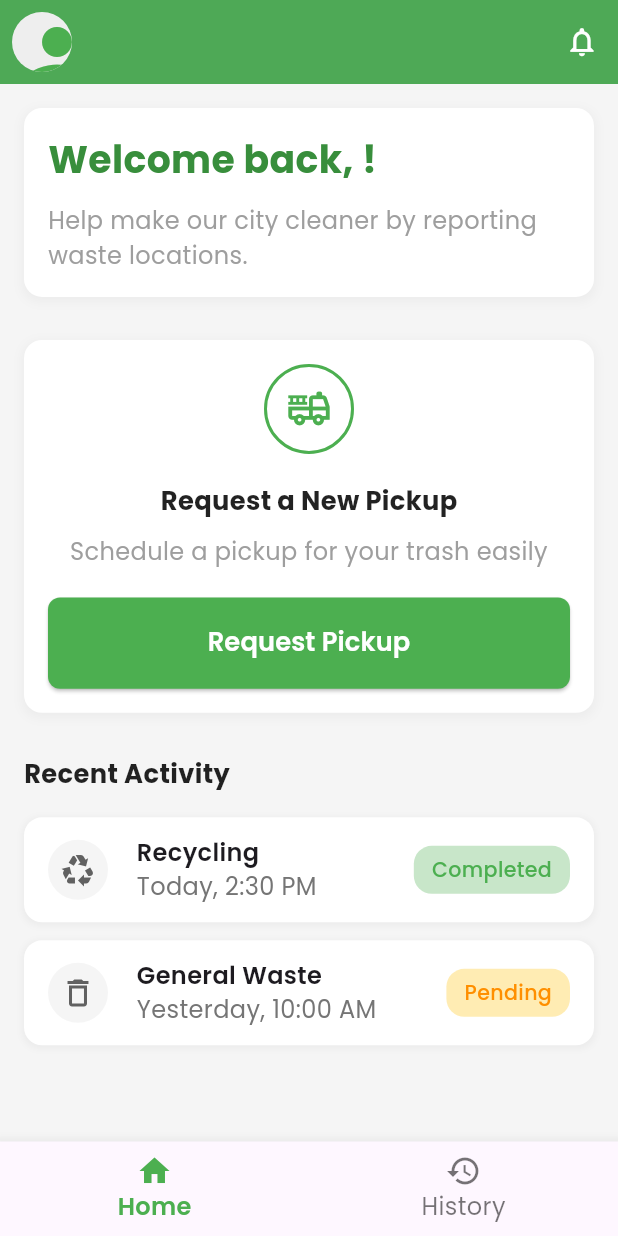
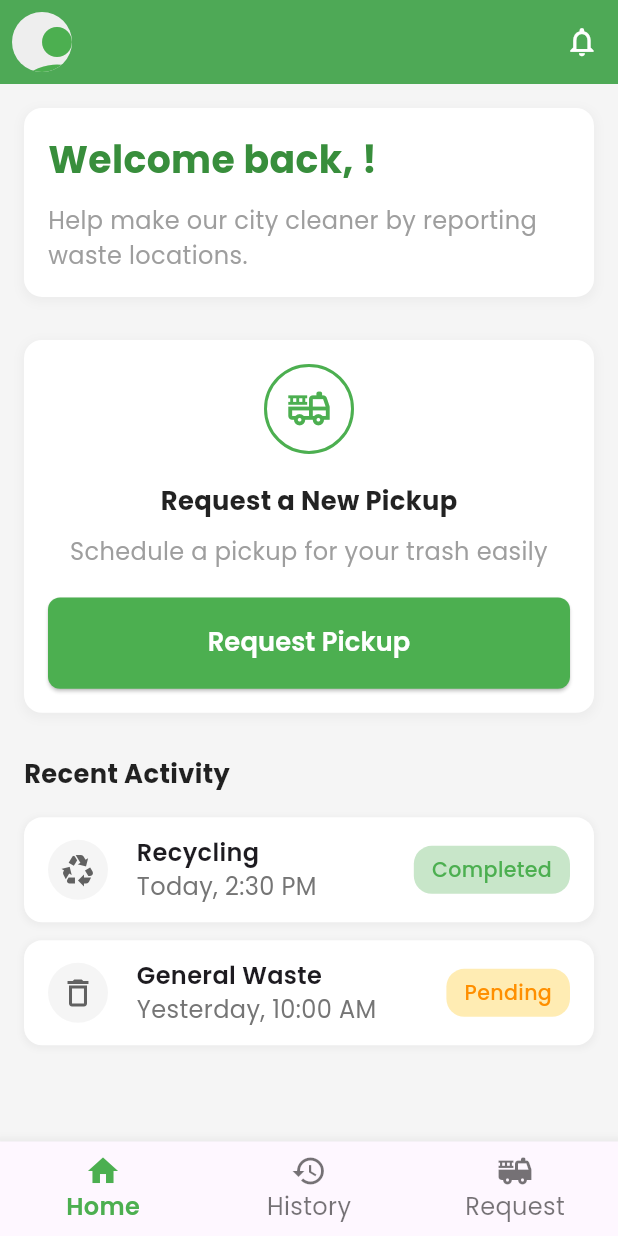
Before and after one commit to EdouardKamole/MyCleanCityApp, a Flutter app: the screen it shows once a user with an empty profile is signed in, on a phone screen of 412 x 824 dp. Run offline on Flutter 3.47's test engine with Material 3 defaults, Android fonts, the phone set to English and light mode, and no system bars; our stand-ins replace cloud_firestore, firebase_auth, firebase_core, flutter_screenutil, geocoding, geolocator and 4 more; missing offline and left inert: cloudinary_flutter, cloudinary_url_gen; accounts and stored records are empty; network calls fail.

Commit message:
included request screen in bottom nav bar

```diff
--- a/lib/pages/home_page.dart
+++ b/lib/pages/home_page.dart
@@ -19,7 +19,6 @@ class _HomePageState extends State<HomePage> {
   int _selectedIndex = 0;
   final FirebaseAuth _auth = FirebaseAuth.instance;
   String? username;
-
   String? photoUrl;
 
   @override
@@ -59,13 +58,6 @@ class _HomePageState extends State<HomePage> {
     return Scaffold(
       backgroundColor: Colors.grey[100],
       appBar: AppBar(
-        // title: Text(
-        //   'MyCleanCity',
-        //   style: GoogleFonts.poppins(
-        //     color: Colors.white,
-        //     fontWeight: FontWeight.bold,
-        //   ),
-        // ),
         leading: IconButton(
           padding: const EdgeInsets.all(8.0),
           onPressed: () {
@@ -116,14 +108,15 @@ class _HomePageState extends State<HomePage> {
           ),
         ],
       ),
-      // drawer: _buildDrawer(),
       body: _buildBody(),
-
       bottomNavigationBar: BottomNavigationBar(
         items: const <BottomNavigationBarItem>[
           BottomNavigationBarItem(icon: Icon(Icons.home), label: 'Home'),
-
           BottomNavigationBarItem(icon: Icon(Icons.history), label: 'History'),
+          BottomNavigationBarItem(
+            icon: Icon(Icons.fire_truck),
+            label: 'Request',
+          ),
         ],
         currentIndex: _selectedIndex,
         selectedItemColor: const Color(0xFF4CAF50),
@@ -138,10 +131,15 @@ class _HomePageState extends State<HomePage> {
   }
 
   Widget _buildBody() {
-    if (_selectedIndex == 0) {
-      return _buildHomeContent();
-    } else {
-      return HistoryPage();
+    switch (_selectedIndex) {
+      case 0:
+        return _buildHomeContent();
+      case 1:
+        return HistoryPage();
+      case 2:
+        return RequestPickupScreen();
+      default:
+        return _buildHomeContent();
     }
   }
 
@@ -190,9 +188,7 @@ class _HomePageState extends State<HomePage> {
                 ],
               ),
             ),
-
             SizedBox(height: 24.h),
-
             // Request Pickup Section
             Container(
               width: double.infinity,
@@ -277,9 +273,7 @@ class _HomePageState extends State<HomePage> {
                 ],
               ),
             ),
-
             SizedBox(height: 24.h),
-
             // Recent Activity Section
             Text(
               'Recent Activity',
```
